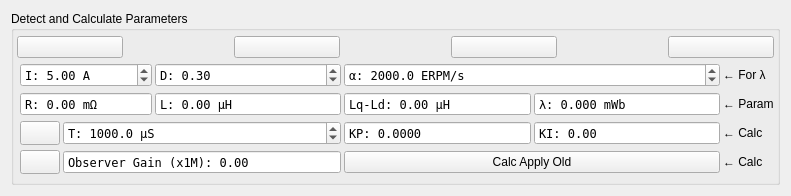
This is widgets/detectfoc.ui in vedderb/vesc_tool as Qt 5 draws it before an edit. The edited form follows.
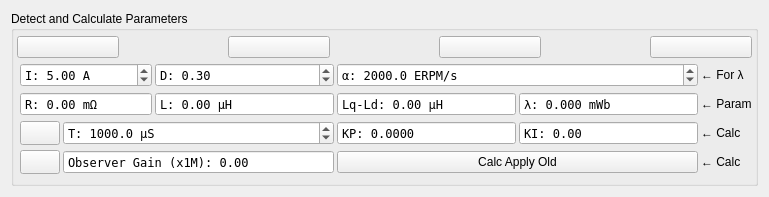
This is the edited form. Icons and pictures are not drawn.

```diff
--- a/widgets/detectfoc.ui
+++ b/widgets/detectfoc.ui
@@ -6,8 +6,8 @@
    <rect>
     <x>0</x>
     <y>0</y>
-    <width>791</width>
-    <height>196</height>
+    <width>769</width>
+    <height>197</height>
    </rect>
   </property>
   <property name="windowTitle">
```
Left out of the diff: 28 changed lines with no effect on the pictures.
